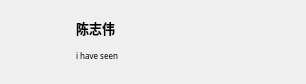
Before: the Qt Designer form pingbiao/userwidget.ui in chjqp/pingbiao, drawn with Qt 5.
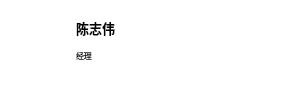
After: the same form once the commit is applied. Icons and pictures are not drawn.

```diff
--- a/pingbiao/userwidget.ui
+++ b/pingbiao/userwidget.ui
@@ -7,7 +7,7 @@
     <x>0</x>
     <y>0</y>
     <width>306</width>
-    <height>84</height>
+    <height>85</height>
    </rect>
   </property>
   <property name="font">
@@ -20,6 +20,9 @@
   <property name="windowTitle">
    <string>Form</string>
   </property>
+  <property name="styleSheet">
+   <string notr="true">background-color: rgb(255, 255, 255);</string>
+  </property>
   <widget class="QLabel" name="avatarlb">
    <property name="geometry">
     <rect>
@@ -69,6 +72,15 @@
    <property name="palette">
     <palette>
      <active>
+      <colorrole role="Button">
+       <brush brushstyle="SolidPattern">
+        <color alpha="255">
+         <red>255</red>
+         <green>255</green>
+         <blue>255</blue>
+        </color>
+       </brush>
+      </colorrole>
       <colorrole role="Text">
        <brush brushstyle="SolidPattern">
         <color alpha="255">
@@ -78,8 +90,35 @@
         </color>
        </brush>
       </colorrole>
+      <colorrole role="Base">
+       <brush brushstyle="SolidPattern">
+        <color alpha="255">
+         <red>255</red>
+         <green>255</green>
+         <blue>255</blue>
+        </color>
+       </brush>
+      </colorrole>
+      <colorrole role="Window">
+       <brush brushstyle="SolidPattern">
+        <color alpha="255">
+         <red>255</red>
+         <green>255</green>
+         <blue>255</blue>
+        </color>
+       </brush>
+      </colorrole>
      </active>
      <inactive>
+      <colorrole role="Button">
+       <brush brushstyle="SolidPattern">
+        <color alpha="255">
+         <red>255</red>
+         <green>255</green>
+         <blue>255</blue>
+        </color>
+       </brush>
+      </colorrole>
       <colorrole role="Text">
        <brush brushstyle="SolidPattern">
         <color alpha="255">
@@ -89,8 +128,54 @@
         </color>
        </brush>
       </colorrole>
+      <colorrole role="Base">
+       <brush brushstyle="SolidPattern">
+        <color alpha="255">
+         <red>255</red>
+         <green>255</green>
+         <blue>255</blue>
+        </color>
+       </brush>
+      </colorrole>
+      <colorrole role="Window">
+       <brush brushstyle="SolidPattern">
+        <color alpha="255">
+         <red>255</red>
+         <green>255</green>
+         <blue>255</blue>
+        </color>
+       </brush>
+      </colorrole>
      </inactive>
-     <disabled/>
+     <disabled>
+      <colorrole role="Button">
+       <brush brushstyle="SolidPattern">
+        <color alpha="255">
+         <red>255</red>
+         <green>255</green>
+         <blue>255</blue>
+        </color>
+       </brush>
+      </colorrole>
+      <colorrole role="Base">
+       <brush brushstyle="SolidPattern">
+        <color alpha="255">
+         <red>255</red>
+         <green>255</green>
+         <blue>255</blue>
+        </color>
+       </brush>
+      </colorrole>
+      <colorrole role="Window">
+       <brush brushstyle="SolidPattern">
+        <color alpha="255">
+         <red>255</red>
+         <green>255</green>
+         <blue>255</blue>
+        </color>
+       </brush>
+      </colorrole>
+     </disabled>
     </palette>
    </property>
    <property name="font">
@@ -101,7 +186,7 @@
     </font>
    </property>
    <property name="text">
-    <string>i have seen</string>
+    <string>经理</string>
    </property>
   </widget>
  </widget>
```
Left out of the diff: 4 changed lines with no effect on the pictures.
